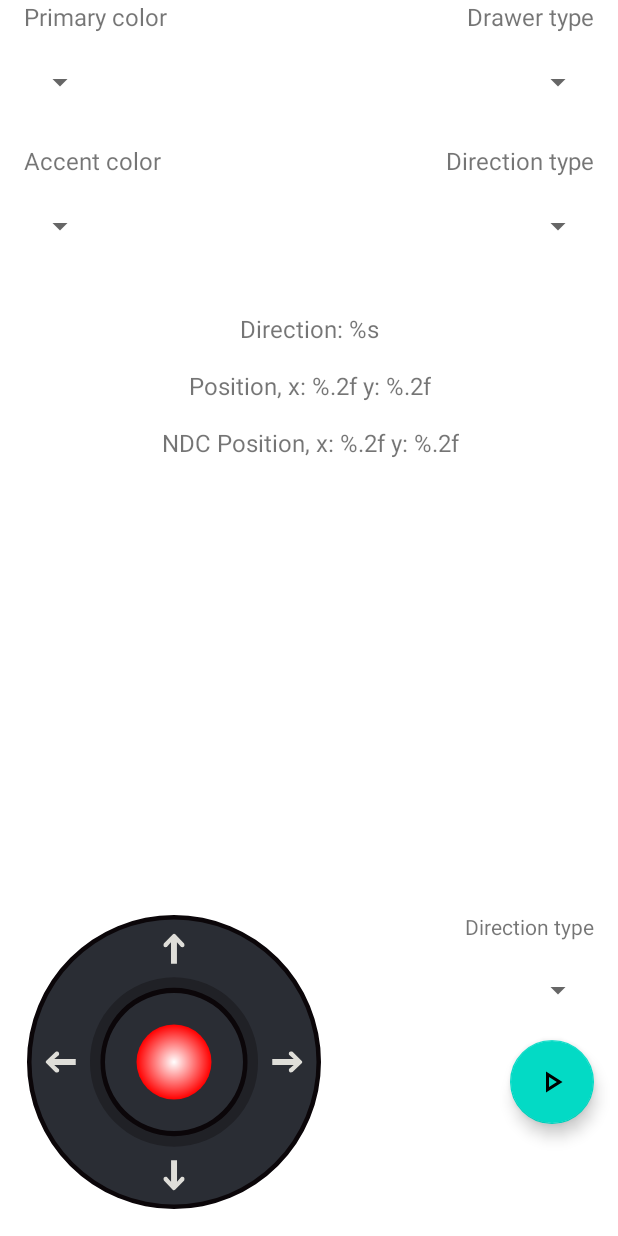
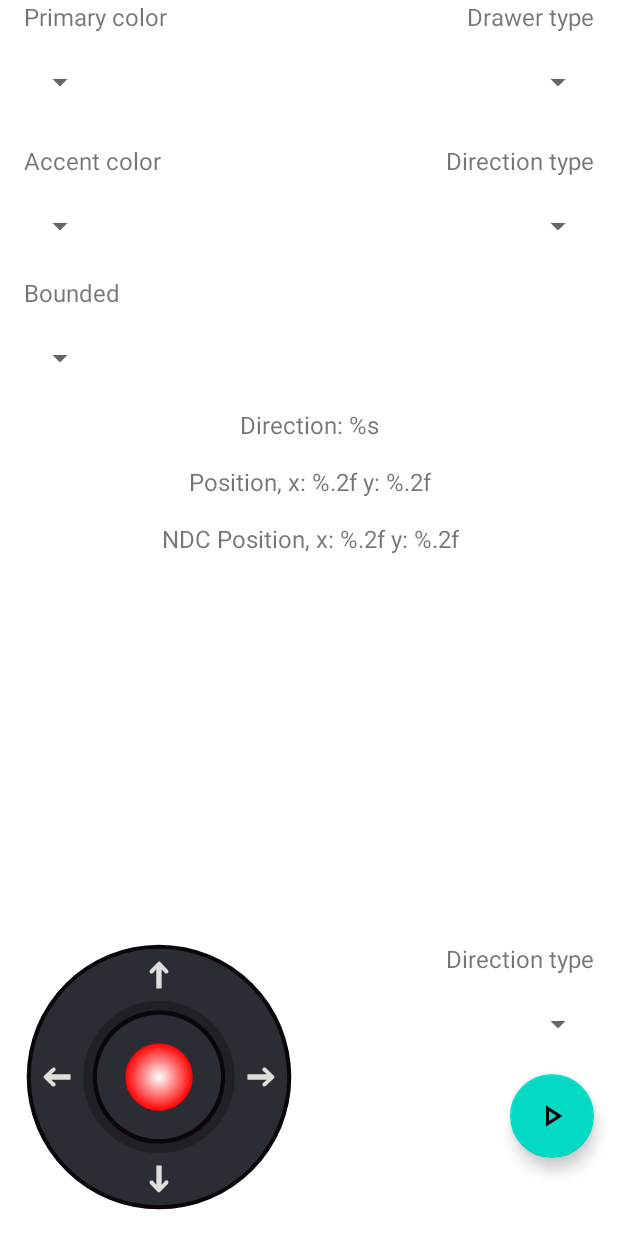
Before and after one commit to yoimerdr/AndroidVirtualJoystick, an Android app: the layout activity_main.xml on its own in the app's theme, with its tools: preview values and no code run, on a phone screen of 412 x 824 dp. Run offline under Robolectric (Android 15) with nearby library versions, the phone set to English and light mode, and no system bars.

Commit message:
chore: update demo views

```diff
--- a/app/src/main/res/layout/activity_main.xml
+++ b/app/src/main/res/layout/activity_main.xml
@@ -4,18 +4,19 @@
     xmlns:tools="http://schemas.android.com/tools"
     android:layout_width="match_parent"
     android:layout_height="match_parent"
+    android:clipChildren="false"
     tools:context=".MainActivity">
 
     <TextView
         android:id="@+id/tvDirection"
         android:layout_width="wrap_content"
         android:layout_height="wrap_content"
-        android:layout_marginTop="32dp"
+        android:layout_marginTop="8dp"
         android:text="@string/joystick_direction"
         android:textSize="16sp"
         app:layout_constraintEnd_toEndOf="parent"
         app:layout_constraintStart_toStartOf="parent"
-        app:layout_constraintTop_toBottomOf="@+id/spnDirectionType" />
+        app:layout_constraintTop_toBottomOf="@+id/spnBounded" />
 
     <TextView
         android:id="@+id/tvPosition"
@@ -41,12 +42,13 @@
 
     <com.yoimerdr.android.virtualjoystick.views.JoystickView
         android:id="@+id/vJoystick"
-        android:layout_width="wrap_content"
+        android:layout_width="180dp"
         android:layout_height="wrap_content"
         android:layout_marginStart="16dp"
         android:layout_marginBottom="16dp"
         app:arcControlDrawer_sweepAngle="100"
         app:controlDrawer_accentColor="#FFFFFF"
+        app:controlDrawer_bounded="false"
         app:controlDrawer_primaryColor="#FF0000"
         app:controlType="circle"
         app:layout_constraintBottom_toBottomOf="parent"
@@ -89,6 +91,25 @@
         app:layout_constraintHorizontal_bias="0.0"
         app:layout_constraintStart_toStartOf="@+id/tvAccentColor"
         app:layout_constraintTop_toBottomOf="@+id/tvAccentColor" />
+
+    <TextView
+        android:id="@+id/tvBounded"
+        android:layout_width="wrap_content"
+        android:layout_height="wrap_content"
+        android:layout_marginTop="8dp"
+        android:text="@string/joystick_bounded"
+        android:textSize="16sp"
+        app:layout_constraintStart_toStartOf="@+id/spnAccentColor"
+        app:layout_constraintTop_toBottomOf="@+id/spnAccentColor" />
+
+    <Spinner
+        android:id="@+id/spnBounded"
+        android:layout_width="0dp"
+        android:layout_height="50dp"
+        android:layout_marginTop="8dp"
+        app:layout_constraintEnd_toEndOf="@+id/spnAccentColor"
+        app:layout_constraintStart_toStartOf="@+id/tvBounded"
+        app:layout_constraintTop_toBottomOf="@+id/tvBounded" />
 
     <androidx.constraintlayout.widget.Barrier
         android:layout_width="wrap_content"
@@ -137,6 +158,7 @@
         android:layout_height="wrap_content"
         android:layout_marginEnd="16dp"
         android:text="@string/joystick_direction_type"
+        android:textSize="16sp"
         app:layout_constraintEnd_toEndOf="parent"
         app:layout_constraintTop_toTopOf="@+id/vJoystick" />
 
--- a/app/src/main/res/values/strings.xml
+++ b/app/src/main/res/values/strings.xml
@@ -7,4 +7,6 @@
     <string name="joystick_primary_color">Primary color</string>
     <string name="joystick_accent_color">Accent color</string>
     <string name="joystick_drawer_type">Drawer type</string>
+    <string name="joystick_bounded">Bounded</string>
+    <string name="joystick_move_action">Start move action</string>
 </resources>
```
Also changed, not shown: app/src/main/java/com/yoimerdr/android/virtualjoystick/MainActivity.kt (+105 -47 lines), 1 other file.
